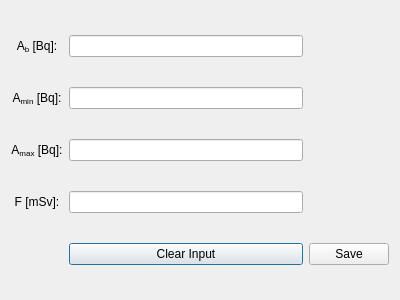
Above: working_apps/simulations/radDialog.ui from urhtrinko/DroneRadioactivity_student_job before the change. Below: the same form after it.
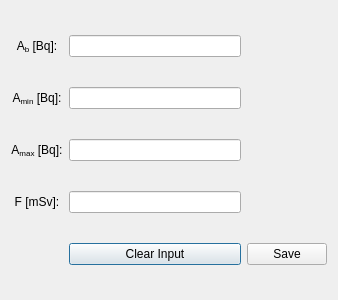
That is the form after the change.

Patch:
```diff
--- a/working_apps/simulations/radDialog.ui
+++ b/working_apps/simulations/radDialog.ui
@@ -6,7 +6,7 @@
    <rect>
     <x>0</x>
     <y>0</y>
-    <width>400</width>
+    <width>338</width>
     <height>300</height>
    </rect>
   </property>
```
Left out of the diff: 8 changed lines with no effect on the pictures.
